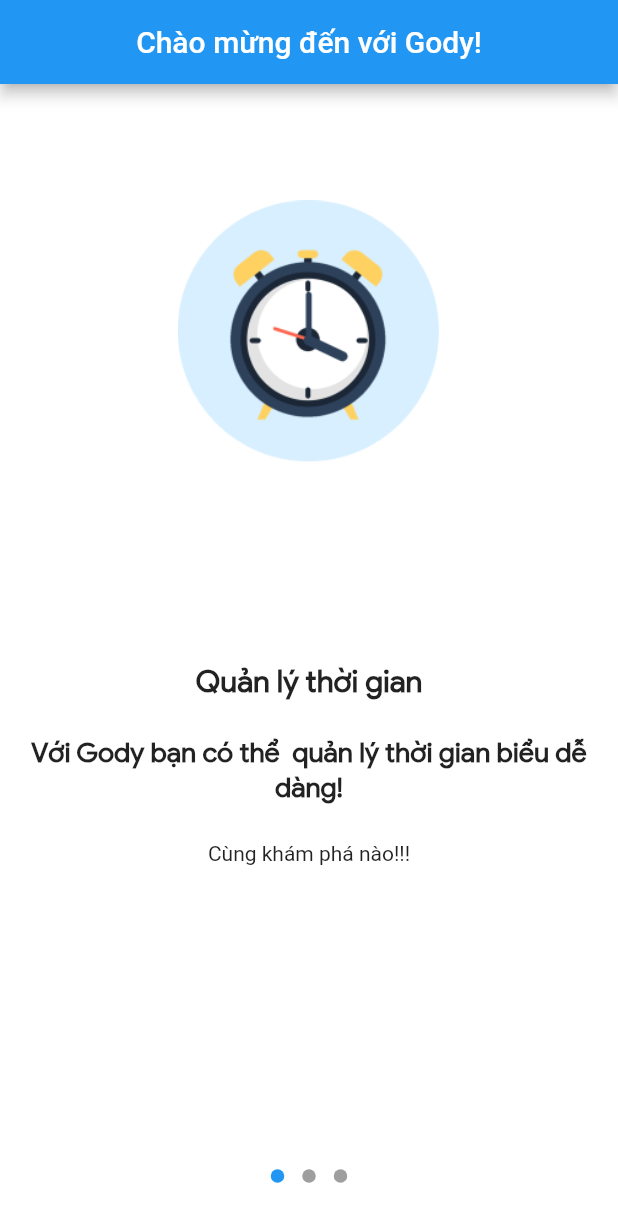
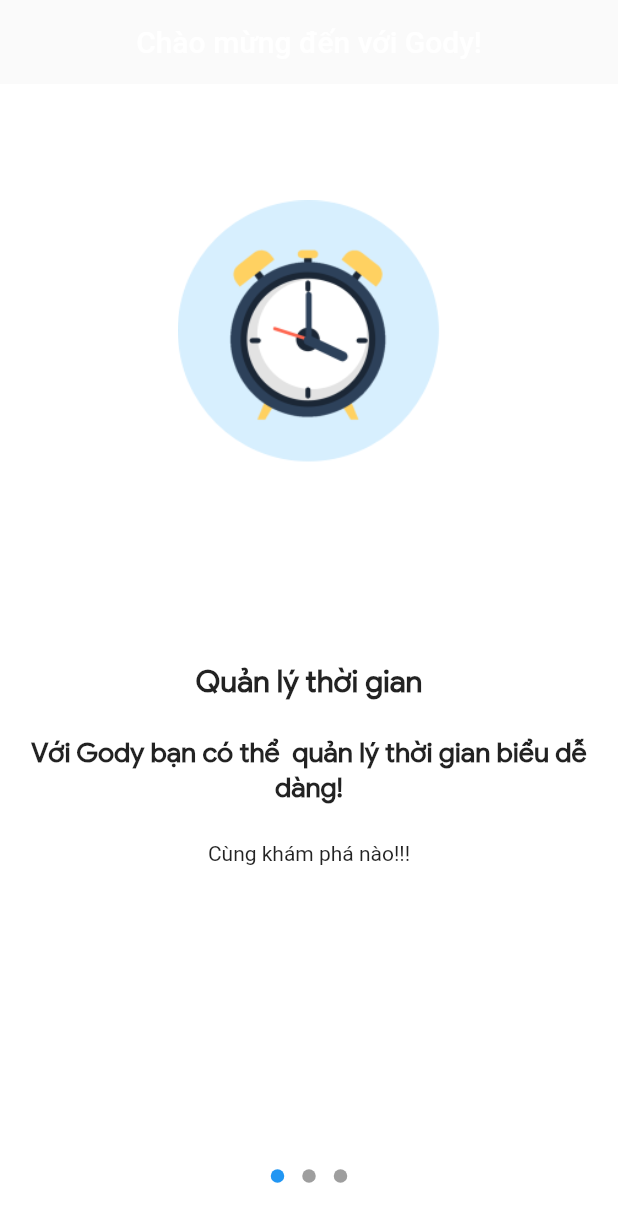
Before and after one commit to THPTDT/gody, a Flutter app: the screen it shows after launch, on a phone screen of 412 x 824 dp. Shown: the top 1222 px of the screen. Run offline on Flutter 3.47's test engine with Material 2 defaults, Android fonts, the light colour scheme and no system bars; drawn by our look-alikes of introduction_screen; our stand-ins replace after_layout, shared_preferences.

Commit message:
Sua mot so thu

```diff
--- a/gody/lib/home_screen.dart
+++ b/gody/lib/home_screen.dart
@@ -3,6 +3,12 @@ import 'package:flutter/material.dart';
 class Home extends StatelessWidget {
   @override
   Widget build(BuildContext context) {
-    return new MaterialApp();
+    return new MaterialApp(
+      home: Scaffold(
+        appBar: AppBar(
+          title: Text('Home'),
+        ),
+      ),
+    );
   }
 }
--- a/gody/lib/main.dart
+++ b/gody/lib/main.dart
@@ -55,7 +55,7 @@ class _SplashState extends State<Splash> with AfterLayoutMixin<Splash> {
         backgroundColor: Colors.white,
         body: Container(
           child: Column(
-            mainAxisAlignment: MainAxisAlignment.center,
+            crossAxisAlignment: CrossAxisAlignment.center,
             children: [
               Image.asset('assets/images/logo.png', height: 175.0),
               SizedBox(height: 30.0),
@@ -144,19 +144,20 @@ class _IntroScreenState extends State<IntroScreen> {
   Widget build(BuildContext context) {
     return Scaffold(
       appBar: AppBar(
+        backgroundColor: Colors.transparent,
+        elevation: 0.0,
         title: Center(child: Text('Chào mừng đến với Gody!')),
       ),
       body: IntroductionScreen(
         globalBackgroundColor: Colors.white,
         pages: getPages(),
-        showNextButton: true,
         showDoneButton: true,
-        done: const Text(' Xong ',
+        done: const Text('',
             style: TextStyle(
                 fontFamily: 'GoogleSans',
                 color: Colors.white,
                 fontWeight: FontWeight.w600)),
-        next: const Text(' Tiếp ',
+        next: const Text('Next',
             style: TextStyle(
                 fontFamily: 'GoogleSans',
                 color: Colors.white,
```
